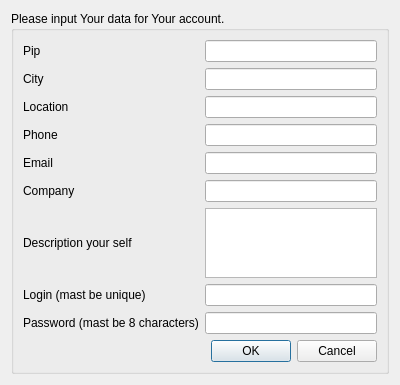
First picture: the form in source/windows/model/account/accountcreatewindow.ui, repository Who-are-me/term_paper_2022, before the edit.
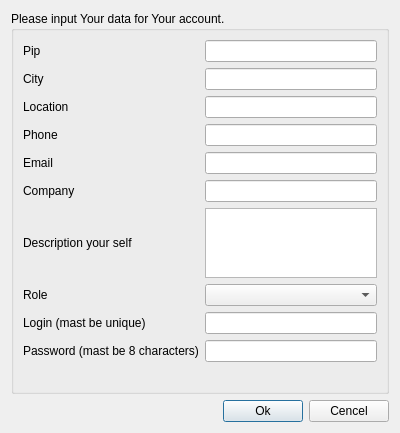
Second picture: the form after the edit.

What changed in the file:
```diff
--- a/source/windows/model/account/accountcreatewindow.ui
+++ b/source/windows/model/account/accountcreatewindow.ui
@@ -7,37 +7,111 @@
     <x>0</x>
     <y>0</y>
     <width>400</width>
-    <height>365</height>
+    <height>413</height>
    </rect>
   </property>
   <property name="windowTitle">
    <string>Dialog</string>
   </property>
   <layout class="QGridLayout" name="gridLayout_2">
-   <item row="0" column="0" rowspan="2" colspan="2">
+   <item row="2" column="1">
+    <widget class="QPushButton" name="btn_ok">
+     <property name="text">
+      <string>Ok</string>
+     </property>
+    </widget>
+   </item>
+   <item row="2" column="0">
+    <spacer name="horizontalSpacer_2">
+     <property name="orientation">
+      <enum>Qt::Horizontal</enum>
+     </property>
+     <property name="sizeHint" stdset="0">
+      <size>
+       <width>40</width>
+       <height>20</height>
+      </size>
+     </property>
+    </spacer>
+   </item>
+   <item row="2" column="2">
+    <widget class="QPushButton" name="btn_cancel">
+     <property name="text">
+      <string>Cencel</string>
+     </property>
+    </widget>
+   </item>
+   <item row="0" column="0" rowspan="2" colspan="3">
     <widget class="QGroupBox" name="groupBox">
      <property name="title">
       <string>Please input Your data for Your account.</string>
      </property>
      <layout class="QGridLayout" name="gridLayout">
-      <item row="2" column="1">
-       <widget class="QLineEdit" name="le_location"/>
+      <item row="2" column="0">
+       <widget class="QLabel" name="l_location">
+        <property name="text">
+         <string>Location</string>
+        </property>
+       </widget>
       </item>
-      <item row="0" column="1">
-       <widget class="QLineEdit" name="le_pip"/>
+      <item row="10" column="3">
+       <spacer name="horizontalSpacer">
+        <property name="orientation">
+         <enum>Qt::Horizontal</enum>
+        </property>
+        <property name="sizeHint" stdset="0">
+         <size>
+          <width>40</width>
+          <height>20</height>
+         </size>
+        </property>
+       </spacer>
       </item>
       <item row="7" column="0">
-       <widget class="QLabel" name="l_login">
+       <widget class="QLabel" name="l_role">
         <property name="text">
-         <string>Login (mast be unique)</string>
+         <string>Role</string>
         </property>
        </widget>
       </item>
-      <item row="4" column="1">
-       <widget class="QLineEdit" name="le_email"/>
+      <item row="7" column="4">
+       <widget class="QComboBox" name="cb_role"/>
       </item>
-      <item row="8" column="1">
-       <widget class="QLineEdit" name="le_password"/>
+      <item row="9" column="0">
+       <widget class="QLabel" name="l_password">
+        <property name="text">
+         <string>Password (mast be 8 characters)</string>
+        </property>
+       </widget>
+      </item>
+      <item row="6" column="4">
+       <widget class="QTextEdit" name="te_description">
+        <property name="minimumSize">
+         <size>
+          <width>48</width>
+          <height>0</height>
+         </size>
+        </property>
+       </widget>
+      </item>
+      <item row="0" column="0">
+       <widget class="QLabel" name="l_pip">
+        <property name="text">
+         <string>Pip</string>
+        </property>
+       </widget>
+      </item>
+      <item row="2" column="4">
+       <widget class="QLineEdit" name="le_location"/>
+      </item>
+      <item row="8" column="4">
+       <widget class="QLineEdit" name="le_login"/>
+      </item>
+      <item row="3" column="4">
+       <widget class="QLineEdit" name="le_phone"/>
+      </item>
+      <item row="5" column="4">
+       <widget class="QLineEdit" name="le_company"/>
       </item>
       <item row="5" column="0">
        <widget class="QLabel" name="l_company">
@@ -46,29 +120,6 @@
         </property>
        </widget>
       </item>
-      <item row="7" column="1">
-       <widget class="QLineEdit" name="le_login"/>
-      </item>
-      <item row="6" column="0">
-       <widget class="QLabel" name="l_description">
-        <property name="text">
-         <string>Description your self</string>
-        </property>
-       </widget>
-      </item>
-      <item row="5" column="1">
-       <widget class="QLineEdit" name="le_company"/>
-      </item>
-      <item row="3" column="1">
-       <widget class="QLineEdit" name="le_phone"/>
-      </item>
-      <item row="2" column="0">
-       <widget class="QLabel" name="l_location">
-        <property name="text">
-         <string>Location</string>
-        </property>
-       </widget>
-      </item>
       <item row="1" column="0">
        <widget class="QLabel" name="l_city">
         <property name="text">
@@ -76,12 +127,14 @@
         </property>
        </widget>
       </item>
-      <item row="0" column="0">
-       <widget class="QLabel" name="l_pip">
-        <property name="text">
-         <string>Pip</string>
-        </property>
-       </widget>
+      <item row="1" column="4">
+       <widget class="QLineEdit" name="le_city"/>
+      </item>
+      <item row="9" column="4">
+       <widget class="QLineEdit" name="le_password"/>
+      </item>
+      <item row="0" column="4">
+       <widget class="QLineEdit" name="le_pip"/>
       </item>
       <item row="3" column="0">
        <widget class="QLabel" name="l_phone">
@@ -90,8 +143,22 @@
         </property>
        </widget>
       </item>
-      <item row="1" column="1">
-       <widget class="QLineEdit" name="le_city"/>
+      <item row="8" column="0">
+       <widget class="QLabel" name="l_login">
+        <property name="text">
+         <string>Login (mast be unique)</string>
+        </property>
+       </widget>
+      </item>
+      <item row="6" column="0">
+       <widget class="QLabel" name="l_description">
+        <property name="text">
+         <string>Description your self</string>
+        </property>
+       </widget>
+      </item>
+      <item row="4" column="4">
+       <widget class="QLineEdit" name="le_email"/>
       </item>
       <item row="4" column="0">
        <widget class="QLabel" name="l_email">
@@ -100,33 +167,6 @@
         </property>
        </widget>
       </item>
-      <item row="8" column="0">
-       <widget class="QLabel" name="l_password">
-        <property name="text">
-         <string>Password (mast be 8 characters)</string>
-        </property>
-       </widget>
-      </item>
-      <item row="9" column="0" colspan="2">
-       <widget class="QDialogButtonBox" name="bb">
-        <property name="orientation">
-         <enum>Qt::Horizontal</enum>
-        </property>
-        <property name="standardButtons">
-         <set>QDialogButtonBox::Cancel|QDialogButtonBox::Ok</set>
-        </property>
-       </widget>
-      </item>
-      <item row="6" column="1">
-       <widget class="QTextEdit" name="te_description">
-        <property name="minimumSize">
-         <size>
-          <width>48</width>
-          <height>0</height>
-         </size>
-        </property>
-       </widget>
-      </item>
      </layout>
     </widget>
    </item>
```
Left out of the diff: 35 changed lines with no effect on the pictures.
